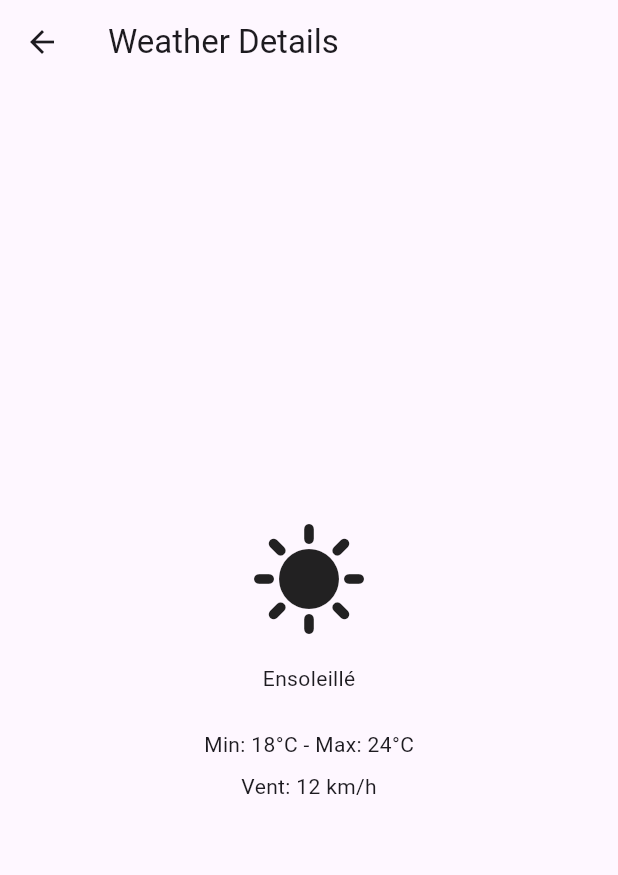
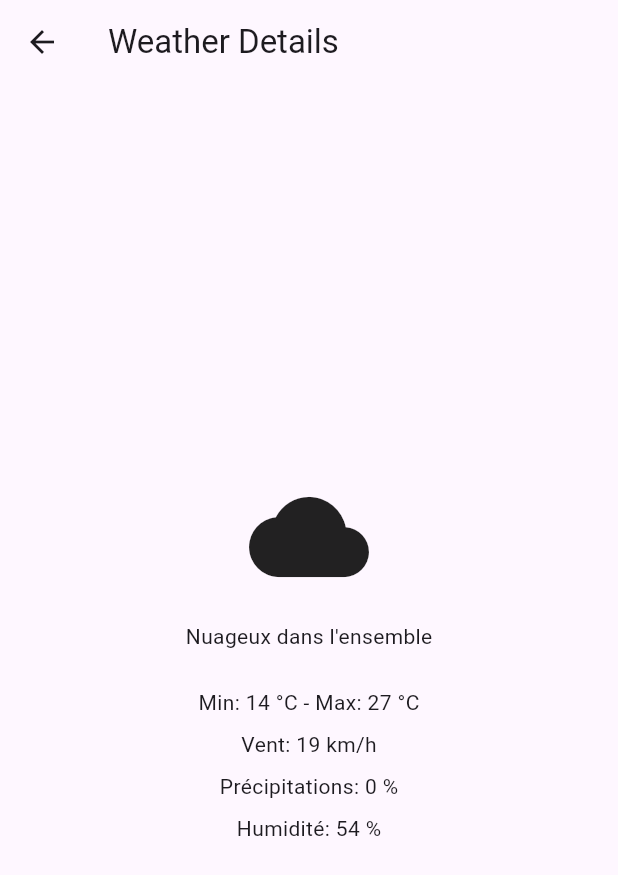
Before and after one commit to donata-dcz/weekly-weather, a Flutter app: the screen it shows after launch, after a tap on "Jeudi 2 juillet", on a phone screen of 412 x 824 dp. Shown: the top 875 px of the screen. Run offline on Flutter 3.47's test engine with Material 3 defaults, Android fonts, the phone set to English and light mode, and no system bars.

Commit message:
fix: Updating the different temperatures to calc on the real Paris weather

```diff
--- a/lib/main.dart
+++ b/lib/main.dart
@@ -34,6 +34,8 @@ class WeatherDetails extends StatelessWidget {
     required this.min,
     required this.max,
     required this.wind,
+    required this.precip,
+    required this.humid,
   });
   final String day;
   final IconData icon;
@@ -41,6 +43,8 @@ class WeatherDetails extends StatelessWidget {
   final String min;
   final String max;
   final String wind;
+  final String precip;
+  final String humid;
   @override
   Widget build(BuildContext context) {
     return Scaffold(
@@ -56,6 +60,10 @@ class WeatherDetails extends StatelessWidget {
             Text('Min: $min - Max: $max'),
             const SizedBox(height: 8),
             Text('Vent: $wind'),
+            const SizedBox(height: 8),
+            Text('Précipitations: $precip'),
+            const SizedBox(height: 8),
+            Text('Humidité: $humid'),
           ],
         ),
       ),
@@ -73,6 +81,8 @@ class DayCard extends StatelessWidget {
     required this.min,
     required this.max,
     required this.wind,
+    required this.precip,
+    required this.humid,
   });
   final String day;
   final IconData icon;
@@ -81,6 +91,8 @@ class DayCard extends StatelessWidget {
   final String min;
   final String max;
   final String wind;
+  final String precip;
+  final String humid;
   @override
   Widget build(BuildContext context) {
     return Card(
@@ -96,6 +108,8 @@ class DayCard extends StatelessWidget {
                 min: min,
                 max: max,
                 wind: wind,
+                precip: precip,
+                humid: humid,
               ),
             ),
           );
@@ -121,67 +135,92 @@ class _WeeklyWeatherState extends State<WeeklyWeather> {
       body: ListView(
         children: <Widget>[
           const DayCard(
+            day: 'Dimanche 28 juin',
+            icon: Icons.water_drop,
+            description: 'Faible pluie',
+            min: '17 °C',
+            max: '29 °C',
+            wind: '11 km/h',
+            temp: '26 °C',
+            precip: '30 %',
+            humid: '54 %',
+          ),
+          const DayCard(
             day: 'Lundi 29 juin',
             icon: Icons.sunny,
             description: 'Ensoleillé',
-            min: '18°C',
-            max: '24°C',
-            wind: '12 km/h',
-            temp: '22.3 °C',
+            min: '15 °C',
+            max: '27 °C',
+            wind: '11 km/h',
+            temp: '22 °C',
+            precip: '0 %',
+            humid: '53 %',
           ),
           const DayCard(
             day: 'Mardi 30 juin',
             icon: Icons.sunny,
-            description: 'Ensoleillé',
-            min: '18°C',
-            max: '24°C',
-            wind: '12 km/h',
-            temp: '22.3 °C',
+            description: 'Ensoleillé dans l\'ensemble',
+            min: '15 °C',
+            max: '28 °C',
+            wind: '11 km/h',
+            temp: '24 °C',
+            precip: '48 %',
+            humid: '0 %',
           ),
           const DayCard(
             day: 'Mercredi 1 juillet',
-            icon: Icons.sunny,
-            description: 'Ensoleillé',
-            min: '18°C',
-            max: '24°C',
-            wind: '12 km/h',
-            temp: '22.3 °C',
+            icon: Icons.wb_sunny,
+            description: 'Partiellement ensoleillé',
+            min: '14 °C',
+            max: '24 °C',
+            wind: '16 km/h',
+            temp: '18 °C',
+            precip: '0 %',
+            humid: '54 %',
           ),
           const DayCard(
             day: 'Jeudi 2 juillet',
-            icon: Icons.sunny,
-            description: 'Ensoleillé',
-            min: '18°C',
-            max: '24°C',
-            wind: '12 km/h',
-            temp: '22.3 °C',
+            icon: Icons.cloud,
+            description: 'Nuageux dans l\'ensemble',
+            min: '14 °C',
+            max: '27 °C',
+            wind: '19 km/h',
+            temp: '20 °C',
+            precip: '0 %',
+            humid: '54 %',
           ),
           const DayCard(
             day: 'Vendredi 3 juillet',
             icon: Icons.sunny,
             description: 'Ensoleillé',
-            min: '18°C',
-            max: '24°C',
-            wind: '12 km/h',
-            temp: '22.3 °C',
+            min: '13 °C',
+            max: '28 °C',
+            wind: '13 km/h',
+            temp: '23 °C',
+            precip: '0 %',
+            humid: '48 %',
           ),
           const DayCard(
             day: 'Samedi 4 juillet',
             icon: Icons.sunny,
             description: 'Ensoleillé',
-            min: '18°C',
-            max: '24°C',
-            wind: '12 km/h',
-            temp: '22.3 °C',
+            min: '14 °C',
+            max: '29 °C',
+            wind: '13 km/h',
+            temp: '25 °C',
+            precip: '0 %',
+            humid: '40 %',
           ),
           const DayCard(
             day: 'Dimanche 5 juillet',
             icon: Icons.sunny,
             description: 'Ensoleillé',
-            min: '18°C',
-            max: '24°C',
-            wind: '12 km/h',
-            temp: '22.3 °C',
+            min: '16 °C',
+            max: '30 °C',
+            wind: '13 km/h',
+            temp: '27 °C',
+            precip: '0 %',
+            humid: '42 %',
           ),
         ]
       )
```
